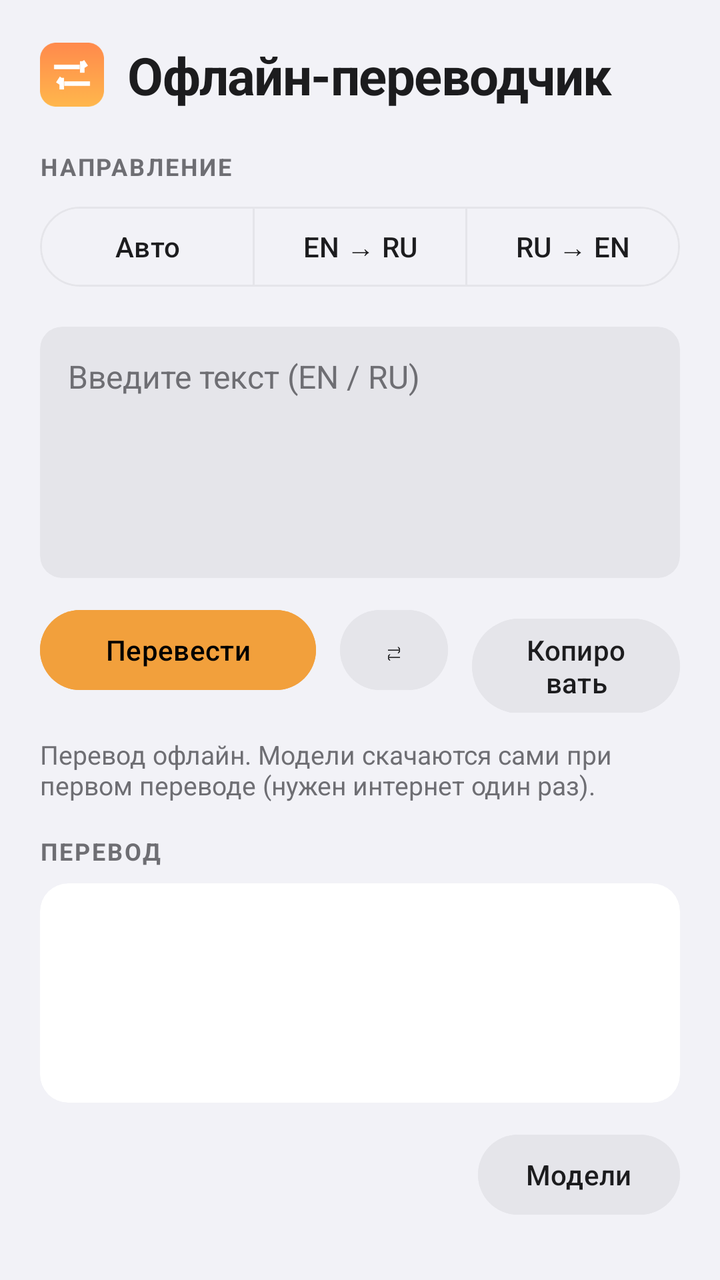
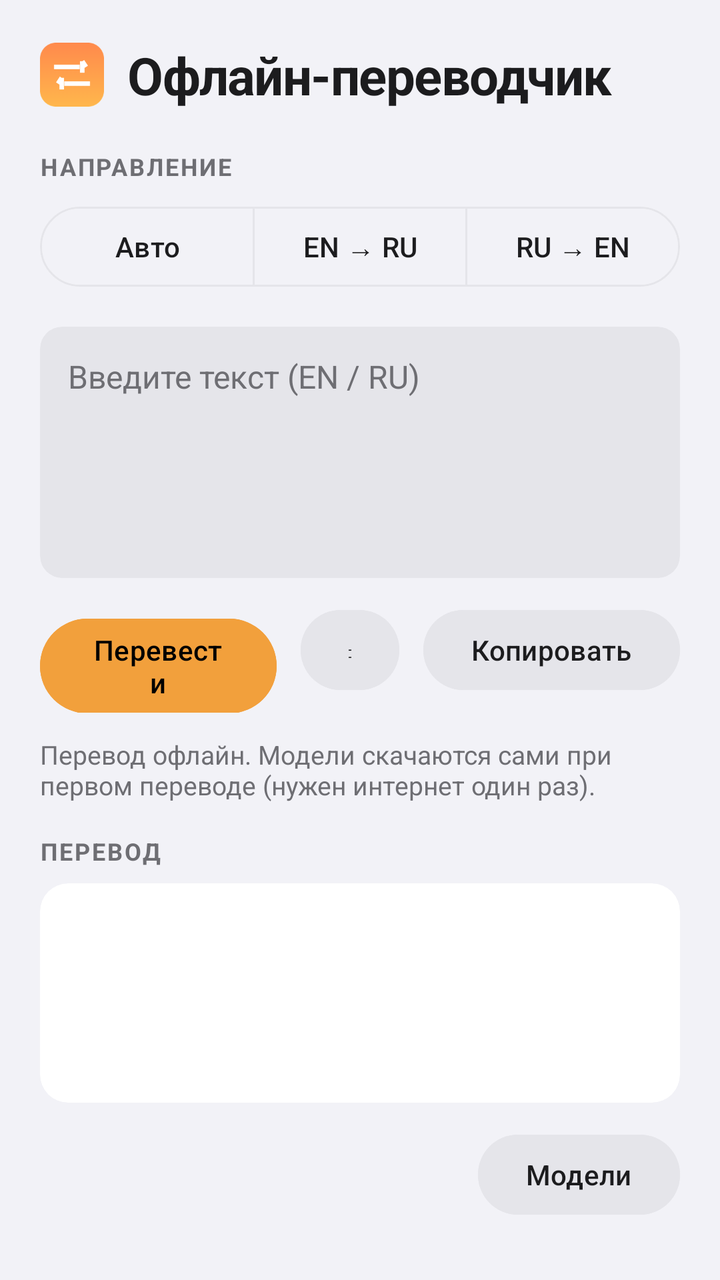

Before-and-after screenshots of an Android layout around one commit, followed by the original layout XML and the change that was made.
<!-- AndroidManifest.xml: application theme Theme.OfflineTranslator -->
<!-- res/layout/activity_main.xml -->
<?xml version="1.0" encoding="utf-8"?>
<LinearLayout xmlns:android="http://schemas.android.com/apk/res/android"
    xmlns:app="http://schemas.android.com/apk/res-auto"
    android:layout_width="match_parent"
    android:layout_height="match_parent"
    android:background="@color/bg"
    android:orientation="vertical"
    android:padding="20dp">

    
    <LinearLayout
        android:layout_width="match_parent"
        android:layout_height="wrap_content"
        android:gravity="center_vertical"
        android:orientation="horizontal">

        <ImageView
            android:layout_width="32dp"
            android:layout_height="32dp"
            android:contentDescription="@string/app_name"
            android:src="@mipmap/ic_launcher" />

        <TextView
            android:layout_width="wrap_content"
            android:layout_height="wrap_content"
            android:layout_marginStart="12dp"
            android:letterSpacing="-0.02"
            android:text="@string/app_name"
            android:textColor="@color/text"
            android:textSize="26sp"
            android:textStyle="bold" />
    </LinearLayout>

    
    <TextView
        android:layout_width="wrap_content"
        android:layout_height="wrap_content"
        android:layout_marginTop="20dp"
        android:letterSpacing="0.08"
        android:text="@string/overline_direction"
        android:textColor="@color/text2"
        android:textSize="12sp"
        android:textStyle="bold"
        android:textAllCaps="true" />

    
    <com.google.android.material.button.MaterialButtonToggleGroup
        android:id="@+id/directionGroup"
        android:layout_width="match_parent"
        android:layout_height="wrap_content"
        android:layout_marginTop="8dp"
        app:selectionRequired="true"
        app:singleSelection="true">

        <Button
            android:id="@+id/btnAuto"
            style="?attr/materialButtonOutlinedStyle"
            android:layout_width="0dp"
            android:layout_height="wrap_content"
            android:layout_weight="1"
            android:text="@string/dir_auto" />

        <Button
            android:id="@+id/btnEnRu"
            style="?attr/materialButtonOutlinedStyle"
            android:layout_width="0dp"
            android:layout_height="wrap_content"
            android:layout_weight="1"
            android:text="@string/dir_en_ru" />

        <Button
            android:id="@+id/btnRuEn"
            style="?attr/materialButtonOutlinedStyle"
            android:layout_width="0dp"
            android:layout_height="wrap_content"
            android:layout_weight="1"
            android:text="@string/dir_ru_en" />
    </com.google.android.material.button.MaterialButtonToggleGroup>

    
    <com.google.android.material.card.MaterialCardView
        android:layout_width="match_parent"
        android:layout_height="wrap_content"
        android:layout_marginTop="16dp"
        app:cardBackgroundColor="@color/field"
        app:cardCornerRadius="11dp"
        app:cardElevation="0dp"
        app:strokeWidth="0dp">

        <EditText
            android:id="@+id/source"
            android:layout_width="match_parent"
            android:layout_height="wrap_content"
            android:background="@android:color/transparent"
            android:gravity="top"
            android:hint="@string/source_hint"
            android:importantForAutofill="no"
            android:inputType="textMultiLine|textCapSentences"
            android:minLines="5"
            android:padding="14dp"
            android:textColor="@color/text"
            android:textColorHint="@color/text2"
            android:textSize="16sp" />
    </com.google.android.material.card.MaterialCardView>

    
    <LinearLayout
        android:layout_width="match_parent"
        android:layout_height="wrap_content"
        android:layout_marginTop="12dp"
        android:orientation="horizontal">

        <com.google.android.material.button.MaterialButton
            android:id="@+id/translateBtn"
            android:layout_width="0dp"
            android:layout_height="wrap_content"
            android:layout_marginEnd="12dp"
            android:layout_weight="1.4"
            android:backgroundTint="@color/accent"
            android:text="@string/translate"
            android:textColor="@color/on_accent"
            app:shapeAppearanceOverlay="@style/ShapePill" />

        <com.google.android.material.button.MaterialButton
            android:id="@+id/swapBtn"
            android:layout_width="0dp"
            android:layout_height="wrap_content"
            android:layout_marginEnd="12dp"
            android:layout_weight="0.55"
            android:backgroundTint="@color/field"
            android:text="@string/swap"
            android:textColor="@color/text"
            app:iconGravity="textStart"
            app:shapeAppearanceOverlay="@style/ShapePill" />

        <com.google.android.material.button.MaterialButton
            android:id="@+id/copyBtn"
            android:layout_width="0dp"
            android:layout_height="wrap_content"
            android:layout_weight="1.05"
            android:backgroundTint="@color/field"
            android:text="@string/copy"
            android:textColor="@color/text"
            app:shapeAppearanceOverlay="@style/ShapePill" />
    </LinearLayout>

    
    <TextView
        android:id="@+id/status"
        android:layout_width="match_parent"
        android:layout_height="wrap_content"
        android:layout_marginTop="12dp"
        android:text="@string/hint_models"
        android:textColor="@color/text2"
        android:textSize="13sp" />

    
    <TextView
        android:layout_width="wrap_content"
        android:layout_height="wrap_content"
        android:layout_marginTop="16dp"
        android:letterSpacing="0.08"
        android:text="@string/overline_result"
        android:textColor="@color/text2"
        android:textSize="12sp"
        android:textStyle="bold"
        android:textAllCaps="true" />

    
    <com.google.android.material.card.MaterialCardView
        android:layout_width="match_parent"
        android:layout_height="wrap_content"
        android:layout_marginTop="8dp"
        app:cardBackgroundColor="@color/card"
        app:cardCornerRadius="14dp"
        app:cardElevation="0dp"
        app:strokeWidth="0dp">

        <TextView
            android:id="@+id/output"
            android:layout_width="match_parent"
            android:layout_height="wrap_content"
            android:minLines="4"
            android:padding="14dp"
            android:textColor="@color/text"
            android:textIsSelectable="true"
            android:textSize="17sp" />
    </com.google.android.material.card.MaterialCardView>

    <com.google.android.material.button.MaterialButton
        android:id="@+id/modelsBtn"
        android:layout_width="wrap_content"
        android:layout_height="wrap_content"
        android:layout_gravity="end"
        android:layout_marginTop="12dp"
        android:backgroundTint="@color/field"
        android:text="@string/download_models"
        android:textColor="@color/text"
        app:shapeAppearanceOverlay="@style/ShapePill" />
</LinearLayout>
<!-- resources referenced by this layout -->
<resources>
  <color name="accent">#F2A03C</color>
  <color name="bg">#F2F2F7</color>
  <color name="card">#FFFFFF</color>
  <color name="field">#E5E5EA</color>
  <color name="on_accent">#000000</color>
  <color name="text">#1C1C1E</color>
  <color name="text2">#6E6E73</color>
  <!-- mipmap ic_launcher: png bitmap (mipmap-hdpi, 2242 bytes) -->
  <string name="app_name">Офлайн-переводчик</string>
  <string name="copy">Копировать</string>
  <string name="dir_auto">Авто</string>
  <string name="dir_en_ru">EN → RU</string>
  <string name="dir_ru_en">RU → EN</string>
  <string name="download_models">Модели</string>
  <string name="hint_models">Перевод офлайн. Модели скачаются сами при первом переводе (нужен интернет один раз).</string>
  <string name="overline_direction">Направление</string>
  <string name="overline_result">Перевод</string>
  <string name="source_hint">Введите текст (EN / RU)</string>
  <string name="swap">⇄</string>
  <string name="translate">Перевести</string>
  <style name="ShapePill" parent="">
          <item name="cornerFamily">rounded</item>
          <item name="cornerSize">50%</item>
      </style>
  <style name="Theme.OfflineTranslator" parent="Theme.Material3.DayNight.NoActionBar">
          <item name="colorPrimary">@color/accent</item>
          <item name="colorOnPrimary">@color/on_accent</item>
          <item name="android:colorBackground">@color/bg</item>
          <item name="colorSurface">@color/card</item>
          <item name="colorOnSurface">@color/text</item>
          <item name="colorOutline">@color/border</item>
          <item name="android:statusBarColor">@color/bg</item>
          <item name="android:windowLightStatusBar">false</item>
      </style>
  <color name="border">#E5E5EA</color>
</resources>

<!-- the commit's change to res/layout/activity_main.xml (unified diff, before → after) -->
@@ -115,7 +115,7 @@
             android:layout_width="0dp"
             android:layout_height="wrap_content"
             android:layout_marginEnd="12dp"
-            android:layout_weight="1.4"
+            android:layout_weight="1.2"
             android:backgroundTint="@color/accent"
             android:text="@string/translate"
             android:textColor="@color/on_accent"
@@ -126,7 +126,7 @@
             android:layout_width="0dp"
             android:layout_height="wrap_content"
             android:layout_marginEnd="12dp"
-            android:layout_weight="0.55"
+            android:layout_weight="0.5"
             android:backgroundTint="@color/field"
             android:text="@string/swap"
             android:textColor="@color/text"
@@ -137,7 +137,7 @@
             android:id="@+id/copyBtn"
             android:layout_width="0dp"
             android:layout_height="wrap_content"
-            android:layout_weight="1.05"
+            android:layout_weight="1.3"
             android:backgroundTint="@color/field"
             android:text="@string/copy"
             android:textColor="@color/text"
